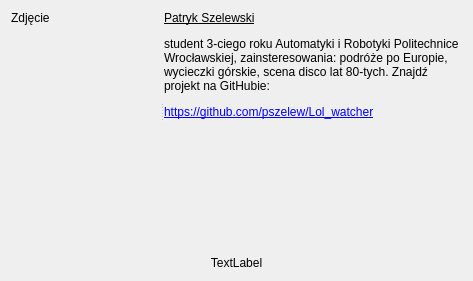
Above: author.ui from pszelew/LolWATCHER before the change. Below: the same form after it.
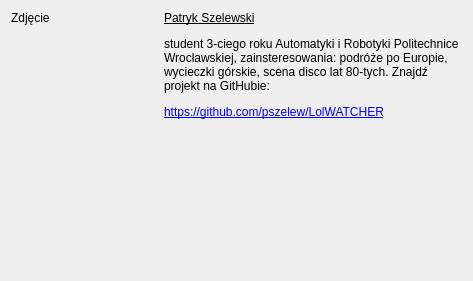
That is the form after the change.

```diff
--- a/author.ui
+++ b/author.ui
@@ -47,7 +47,7 @@
        </size>
       </property>
       <property name="text">
-       <string>&lt;html&gt;&lt;head/&gt;&lt;body&gt;&lt;p&gt;&lt;span style=&quot; text-decoration: underline;&quot;&gt;Patryk Szelewski&lt;/span&gt;&lt;/p&gt;&lt;p&gt;student 3-ciego roku Automatyki i Robotyki Politechnice Wrocławskiej, zainsteresowania: podróże po Europie, wycieczki górskie, scena disco lat 80-tych. Znajdź projekt na GitHubie:&lt;/p&gt;&lt;p&gt;&lt;a href=&quot;https://github.com/pszelew/Lol_watcher&quot;&gt;&lt;span style=&quot; text-decoration: underline; color:#0000ff;&quot;&gt;https://github.com/pszelew/Lol_watcher&lt;/span&gt;&lt;/a&gt;&lt;/p&gt;&lt;/body&gt;&lt;/html&gt;</string>
+       <string>&lt;html&gt;&lt;head/&gt;&lt;body&gt;&lt;p&gt;&lt;span style=&quot; text-decoration: underline;&quot;&gt;Patryk Szelewski&lt;/span&gt;&lt;/p&gt;&lt;p&gt;student 3-ciego roku Automatyki i Robotyki Politechnice Wrocławskiej, zainsteresowania: podróże po Europie, wycieczki górskie, scena disco lat 80-tych. Znajdź projekt na GitHubie:&lt;/p&gt;&lt;p&gt;&lt;a href=&quot;https://github.com/pszelew/LolWATCHER&quot;&gt;&lt;span style=&quot; text-decoration: underline; color:#0000ff;&quot;&gt;https://github.com/pszelew/LolWATCHER&lt;/span&gt;&lt;/a&gt;&lt;/p&gt;&lt;/body&gt;&lt;/html&gt;</string>
       </property>
       <property name="alignment">
        <set>Qt::AlignLeading|Qt::AlignLeft|Qt::AlignTop</set>
@@ -61,7 +61,7 @@
    <item>
     <widget class="QLabel" name="label_qt">
      <property name="text">
-      <string>TextLabel</string>
+      <string/>
      </property>
      <property name="alignment">
       <set>Qt::AlignBottom|Qt::AlignHCenter</set>
```
